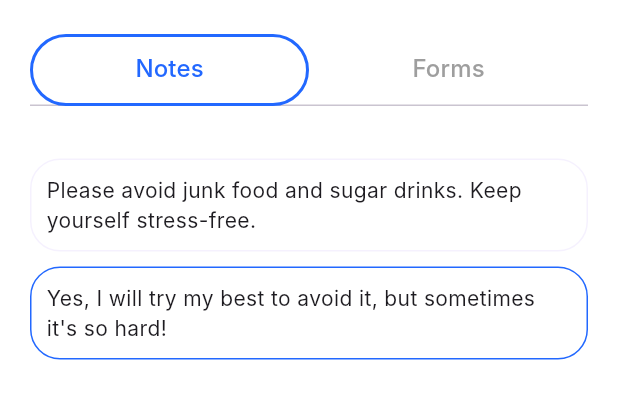
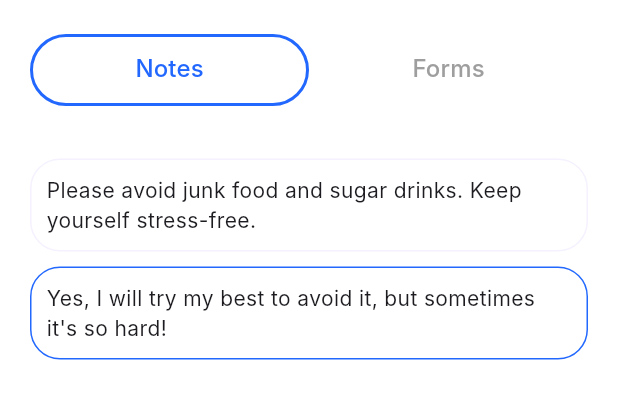
Before and after one commit to MustuBharmal/DocBookingApp, a Flutter app: the PrescriptionInsideScreen screen opened by its route, on a phone screen of 412 x 824 dp, the part 80-499 px from its top. Run offline on Flutter 3.47's test engine with Material 3 defaults, Android fonts, the phone set to English and light mode, and no system bars; our stand-ins replace country_picker, dio, dotted_border, flutter_svg, get, get_storage and 4 more; accounts and stored records are empty; network calls fail; Roboto replaces fonts that are missing (Inter); project files that could hold a hidden picture were left out.

Commit message:
issue fix on TabBarView

```diff
--- a/lib/global/images.dart
+++ b/lib/global/images.dart
@@ -40,8 +40,6 @@ abstract class AppImage {
   static String get filledAdd => 'filled_add'.iconPng;
 
   static String get camera => 'camera'.iconPng;
-
-  static String get arrowDown => 'arrow_down'.iconPng;
 
   static String get map => 'map'.iconPng;
 
@@ -112,6 +110,8 @@ abstract class AppImage {
 
   static String get stethoscope => 'stethoscope'.svg;
 
+  static String get arrowDown => 'arrow_down'.svg;
+
 }
 
 extension on String {
--- a/lib/presentations/profile/view/prescription_inside_screen.dart
+++ b/lib/presentations/profile/view/prescription_inside_screen.dart
@@ -46,15 +46,22 @@ class CustomTabBar extends StatelessWidget {
   Widget build(BuildContext context) {
     return Container(
       margin: const EdgeInsets.symmetric(horizontal: 20, vertical: 20),
-
+      child: Material(
+        color: Colors.transparent,
+        elevation: 0, // Remove shadow
         child: TabBar(
+          overlayColor: MaterialStateProperty.all(Colors.transparent),
+          //for Remove background color when tap on button
           indicator: BoxDecoration(
             borderRadius: BorderRadius.circular(100),
             border: Border.all(color: AppColors.primary, width: 2),
           ),
-        labelColor: AppColors.primary, // Text color for selected tab
-        unselectedLabelColor: Colors.grey, // Text color for unselected tab
+          indicatorColor: Colors.transparent,
+          labelColor: AppColors.primary,
+          unselectedLabelColor: Colors.grey,
           indicatorSize: TabBarIndicatorSize.tab,
+          dividerColor: Colors.transparent,
+
           tabs: const [
             Tab(
               child: Text(
@@ -70,6 +77,7 @@ class CustomTabBar extends StatelessWidget {
             ),
           ],
         ),
+      ),
     );
   }
 }
--- a/lib/widgets/custom_icon_sizebox.dart
+++ b/lib/widgets/custom_icon_sizebox.dart
@@ -1,4 +1,5 @@
-import 'package:flutter/cupertino.dart';
+
+import 'package:flutter/material.dart';
 import 'package:flutter_svg/svg.dart';
 
 class CustomIconSizeBox extends StatelessWidget {
```
Also changed, not shown: assets/icons/arrow_down.png (deleted), assets/svgs/arrow_down.svg (added). Lines whose indentation alone changed are shown as unchanged.
